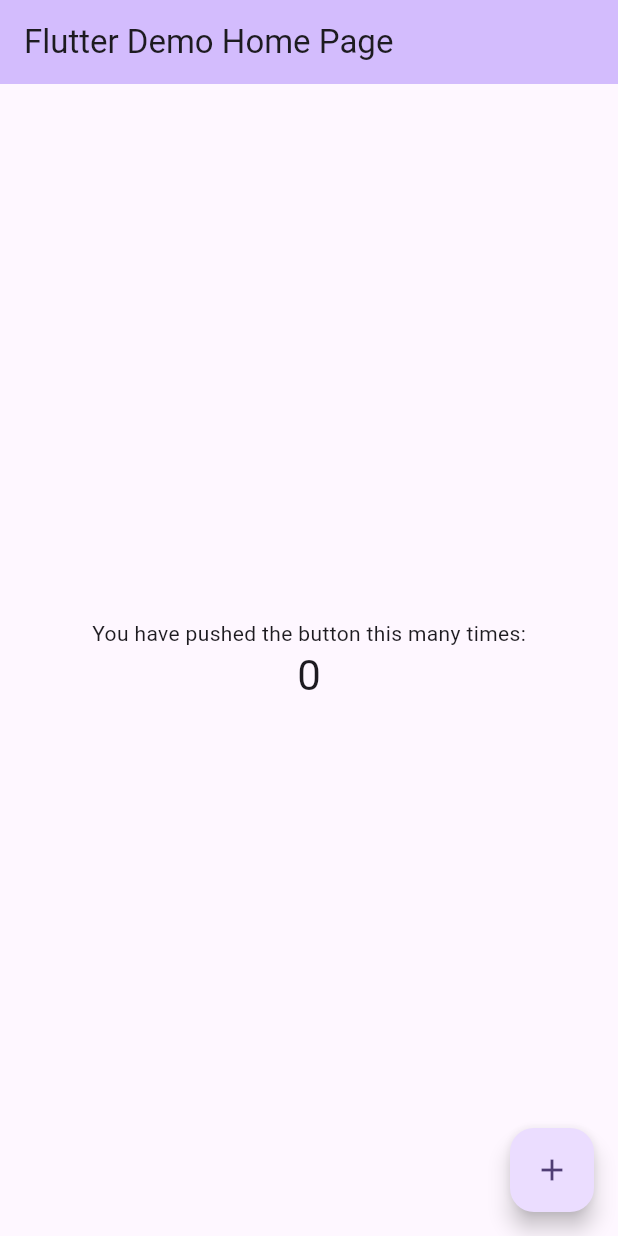
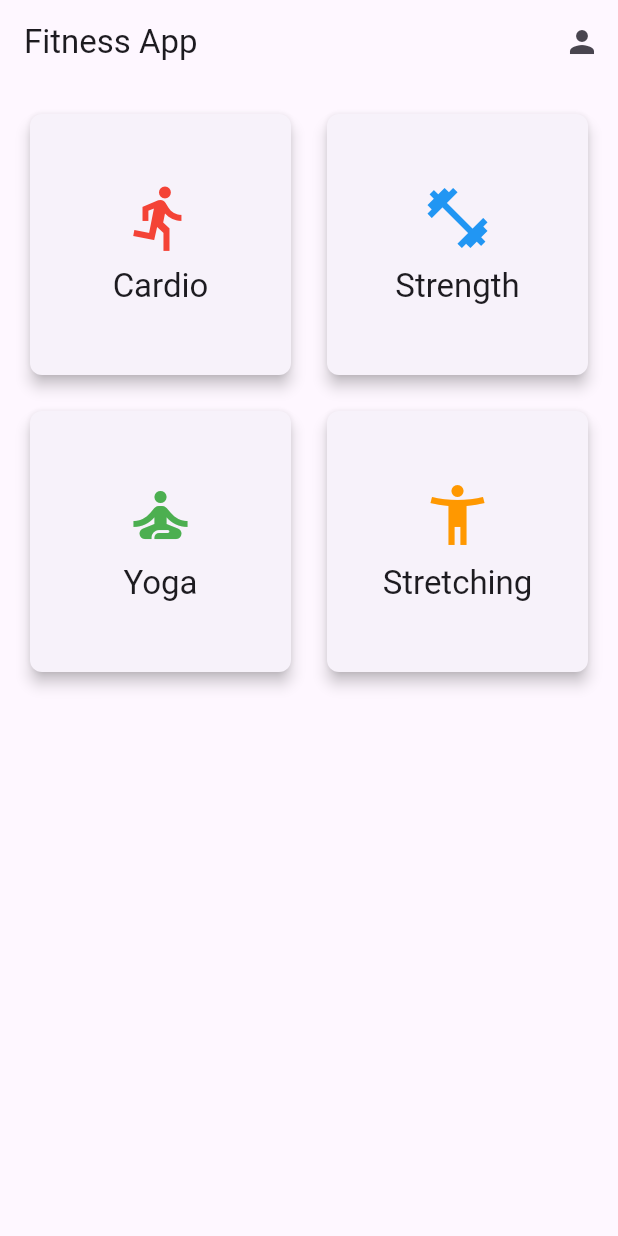
Before and after one commit to MdHananSjd/Flutter-Frames-prj, a Flutter app: the screen it shows after launch, on a phone screen of 412 x 824 dp. Run offline on Flutter 3.47's test engine with Material 3 defaults, Android fonts, the phone set to English and light mode, and no system bars.

Commit message:
Dummy layouts

```diff
--- a/lib/main.dart
+++ b/lib/main.dart
@@ -1,122 +1,28 @@
 import 'package:flutter/material.dart';
+import 'screens/home_screen.dart';
+import 'screens/workout_details_screen.dart';
+import 'screens/profile_screen.dart';
 
 void main() {
   runApp(const MyApp());
 }
 
 class MyApp extends StatelessWidget {
-  const MyApp({super.key});
+  const MyApp({Key? key}) : super(key: key);
 
-  // This widget is the root of your application.
   @override
   Widget build(BuildContext context) {
     return MaterialApp(
-      title: 'Flutter Demo',
+      title: 'Flutter Fitness App',
       theme: ThemeData(
-        // This is the theme of your application.
-        //
-        // TRY THIS: Try running your application with "flutter run". You'll see
-        // the application has a purple toolbar. Then, without quitting the app,
-        // try changing the seedColor in the colorScheme below to Colors.green
-        // and then invoke "hot reload" (save your changes or press the "hot
-        // reload" button in a Flutter-supported IDE, or press "r" if you used
-        // the command line to start the app).
-        //
-        // Notice that the counter didn't reset back to zero; the application
-        // state is not lost during the reload. To reset the state, use hot
-        // restart instead.
-        //
-        // This works for code too, not just values: Most code changes can be
-        // tested with just a hot reload.
-        colorScheme: ColorScheme.fromSeed(seedColor: Colors.deepPurple),
+        primarySwatch: Colors.blue,
+        visualDensity: VisualDensity.adaptivePlatformDensity,
       ),
-      home: const MyHomePage(title: 'Flutter Demo Home Page'),
+      home: const HomeScreen(),
+      routes: {
+        '/workout_details': (context) => const WorkoutDetailsScreen(),
+        '/profile': (context) => const ProfileScreen(),
+      },
     );
   }
 }
-
-class MyHomePage extends StatefulWidget {
-  const MyHomePage({super.key, required this.title});
-
-  // This widget is the home page of your application. It is stateful, meaning
-  // that it has a State object (defined below) that contains fields that affect
-  // how it looks.
-
-  // This class is the configuration for the state. It holds the values (in this
-  // case the title) provided by the parent (in this case the App widget) and
-  // used by the build method of the State. Fields in a Widget subclass are
-  // always marked "final".
-
-  final String title;
-
-  @override
-  State<MyHomePage> createState() => _MyHomePageState();
-}
-
-class _MyHomePageState extends State<MyHomePage> {
-  int _counter = 0;
-
-  void _incrementCounter() {
-    setState(() {
-      // This call to setState tells the Flutter framework that something has
-      // changed in this State, which causes it to rerun the build method below
-      // so that the display can reflect the updated values. If we changed
-      // _counter without calling setState(), then the build method would not be
-      // called again, and so nothing would appear to happen.
-      _counter++;
-    });
-  }
-
-  @override
-  Widget build(BuildContext context) {
-    // This method is rerun every time setState is called, for instance as done
-    // by the _incrementCounter method above.
-    //
-    // The Flutter framework has been optimized to make rerunning build methods
-    // fast, so that you can just rebuild anything that needs updating rather
-    // than having to individually change instances of widgets.
-    return Scaffold(
-      appBar: AppBar(
-        // TRY THIS: Try changing the color here to a specific color (to
-        // Colors.amber, perhaps?) and trigger a hot reload to see the AppBar
-        // change color while the other colors stay the same.
-        backgroundColor: Theme.of(context).colorScheme.inversePrimary,
-        // Here we take the value from the MyHomePage object that was created by
-        // the App.build method, and use it to set our appbar title.
-        title: Text(widget.title),
-      ),
-      body: Center(
-        // Center is a layout widget. It takes a single child and positions it
-        // in the middle of the parent.
-        child: Column(
-          // Column is also a layout widget. It takes a list of children and
-          // arranges them vertically. By default, it sizes itself to fit its
-          // children horizontally, and tries to be as tall as its parent.
-          //
-          // Column has various properties to control how it sizes itself and
-          // how it positions its children. Here we use mainAxisAlignment to
-          // center the children vertically; the main axis here is the vertical
-          // axis because Columns are vertical (the cross axis would be
-          // horizontal).
-          //
-          // TRY THIS: Invoke "debug painting" (choose the "Toggle Debug Paint"
-          // action in the IDE, or press "p" in the console), to see the
-          // wireframe for each widget.
-          mainAxisAlignment: MainAxisAlignment.center,
-          children: <Widget>[
-            const Text('You have pushed the button this many times:'),
-            Text(
-              '$_counter',
-              style: Theme.of(context).textTheme.headlineMedium,
-            ),
-          ],
-        ),
-      ),
-      floatingActionButton: FloatingActionButton(
-        onPressed: _incrementCounter,
-        tooltip: 'Increment',
-        child: const Icon(Icons.add),
-      ), // This trailing comma makes auto-formatting nicer for build methods.
-    );
-  }
-}
--- /dev/null
+++ b/lib/screens/home_screen.dart
@@ -0,0 +1,64 @@
+import 'package:flutter/material.dart';
+import '../widgets/category_card.dart';
+
+class HomeScreen extends StatelessWidget {
+  const HomeScreen({Key? key}) : super(key: key);
+
+  @override
+  Widget build(BuildContext context) {
+    return Scaffold(
+      appBar: AppBar(
+        title: const Text('Fitness App'),
+        actions: [
+          IconButton(
+            icon: const Icon(Icons.person),
+            onPressed: () {
+              Navigator.pushNamed(context, '/profile');
+            },
+          ),
+        ],
+      ),
+      body: GridView.count(
+        crossAxisCount: 2,
+        padding: const EdgeInsets.all(16),
+        childAspectRatio: 1,
+        crossAxisSpacing: 16,
+        mainAxisSpacing: 16,
+        children: [
+          CategoryCard(
+            title: 'Cardio',
+            icon: Icons.directions_run,
+            color: Colors.red,
+            onTap: () {
+              Navigator.pushNamed(context, '/workout_details', arguments: 'Cardio');
+            },
+          ),
+          CategoryCard(
+            title: 'Strength',
+            icon: Icons.fitness_center,
+            color: Colors.blue,
+            onTap: () {
+              Navigator.pushNamed(context, '/workout_details', arguments: 'Strength');
+            },
+          ),
+          CategoryCard(
+            title: 'Yoga',
+            icon: Icons.self_improvement,
+            color: Colors.green,
+            onTap: () {
+              Navigator.pushNamed(context, '/workout_details', arguments: 'Yoga');
+            },
+          ),
+          CategoryCard(
+            title: 'Stretching',
+            icon: Icons.accessibility_new,
+            color: Colors.orange,
+            onTap: () {
+              Navigator.pushNamed(context, '/workout_details', arguments: 'Stretching');
+            },
+          ),
+        ],
+      ),
+    );
+  }
+}
--- /dev/null
+++ b/lib/widgets/category_card.dart
@@ -0,0 +1,38 @@
+import 'package:flutter/material.dart';
+
+class CategoryCard extends StatelessWidget {
+  final String title;
+  final IconData icon;
+  final Color color;
+  final VoidCallback onTap;
+
+  const CategoryCard({
+    Key? key,
+    required this.title,
+    required this.icon,
+    required this.color,
+    required this.onTap,
+  }) : super(key: key);
+
+  @override
+  Widget build(BuildContext context) {
+    return Card(
+      elevation: 4,
+      shape: RoundedRectangleBorder(borderRadius: BorderRadius.circular(8)),
+      child: InkWell(
+        onTap: onTap,
+        child: Column(
+          mainAxisAlignment: MainAxisAlignment.center,
+          children: [
+            Icon(icon, size: 48, color: color),
+            const SizedBox(height: 8),
+            Text(
+              title,
+              style: Theme.of(context).textTheme.titleLarge,
+            ),
+          ],
+        ),
+      ),
+    );
+  }
+}
```
Also changed, not shown: lib/screens/profile_screen.dart (added, +45 -0 lines), lib/screens/workout_details_screen.dart (added, +40 -0 lines), 1 other file.
